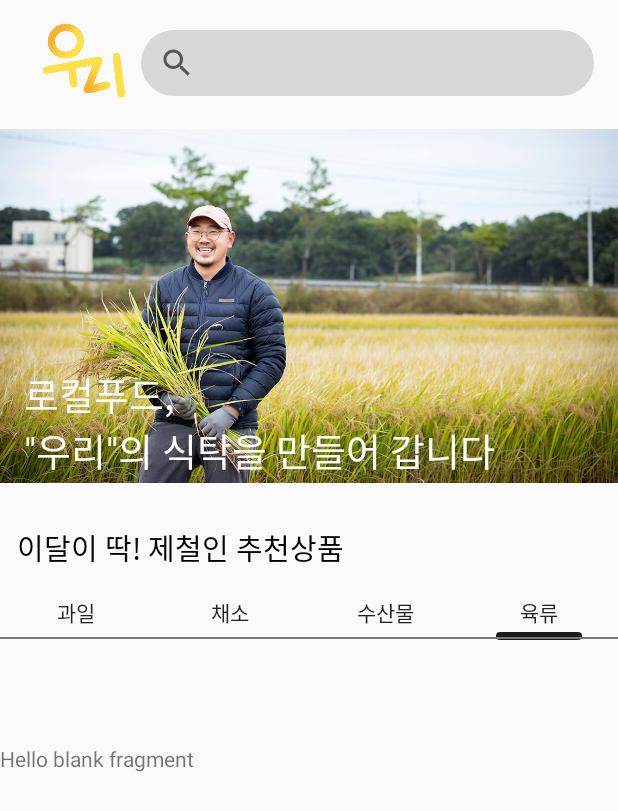
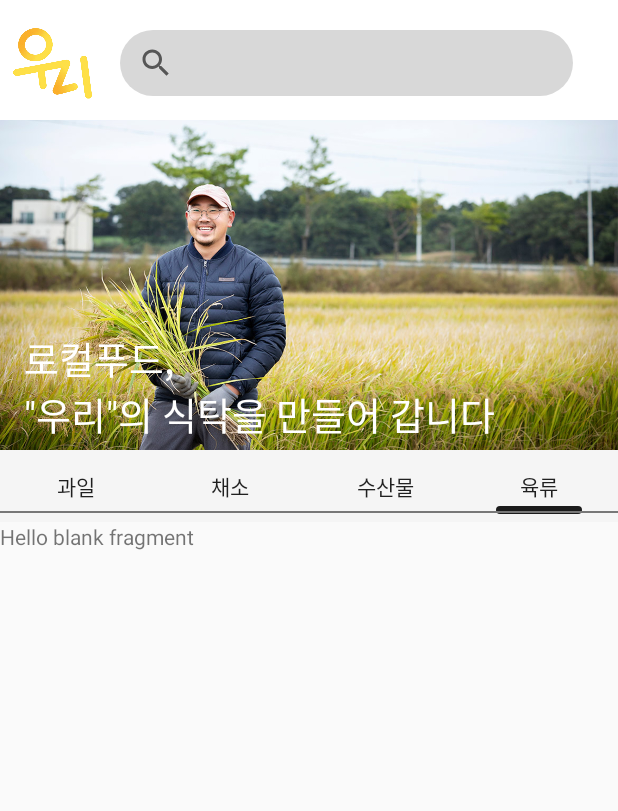
Before and after one commit to juhun0617/localfoodoasis, an Android app built with Jetpack Compose: the screen it shows after launch (MainActivity), after a tap on "육류", on a phone screen of 412 x 824 dp. Shown: the top 811 px of the screen. Run offline under Robolectric (Android 15) with nearby library versions, the light colour scheme and no system bars.

Commit message:
메인화면 스크롤 되면서 메뉴는 살리도록 변경

```diff
--- a/app/src/main/java/com/example/localfoodoasis/MainActivity.java
+++ b/app/src/main/java/com/example/localfoodoasis/MainActivity.java
@@ -22,10 +22,21 @@ public class MainActivity extends AppCompatActivity {
         super.onCreate(savedInstanceState);
         setContentView(R.layout.activity_main);
 
+        findViewById(R.id.logoBack).bringToFront();
+        findViewById(R.id.imageView2).bringToFront();
+        findViewById(R.id.searchView2).bringToFront();
+
+
+
+
+
         fruitFragment = new FruitFragment();
         vegetableFragment = new VegetableFragment();
         seafoodFragment = new SeafoodFragment();
         meatFragment = new MeatFragment();
+
+
+
 
         if (savedInstanceState == null){
             getSupportFragmentManager().beginTransaction().replace(R.id.container, fruitFragment).commit();
--- a/app/src/main/res/layout/activity_main.xml
+++ b/app/src/main/res/layout/activity_main.xml
@@ -2,30 +2,28 @@
 <androidx.constraintlayout.widget.ConstraintLayout xmlns:android="http://schemas.android.com/apk/res/android"
     xmlns:app="http://schemas.android.com/apk/res-auto"
     xmlns:tools="http://schemas.android.com/tools"
-    android:id="@+id/linearLayout"
     android:layout_width="match_parent"
     android:layout_height="match_parent"
-    android:background="#A53D3D"
-    android:backgroundTint="#00C82626"
-    tools:context=".MainActivity">
+    tools:context=".MainActivity2">
 
-    <ImageView
-        android:id="@+id/imageView"
-        android:layout_width="412dp"
-        android:layout_height="360dp"
-        android:layout_marginTop="24dp"
-        android:alpha="1"
-        app:layout_constraintEnd_toEndOf="parent"
-        app:layout_constraintHorizontal_bias="0.0"
-        app:layout_constraintStart_toStartOf="parent"
-        app:layout_constraintTop_toTopOf="parent"
-        app:srcCompat="@drawable/mainimage" />
+
+
+    <com.google.android.material.circularreveal.coordinatorlayout.CircularRevealCoordinatorLayout
+        android:layout_width="match_parent"
+        android:layout_height="match_parent">
+
+        <View
+            android:id="@+id/logoBack"
+            android:layout_width="match_parent"
+            android:layout_height="80dp"
+            android:background="#FFFFFF"></View>
 
         <SearchView
             android:id="@+id/searchView2"
             android:layout_width="302dp"
             android:layout_height="44dp"
             android:layout_marginTop="20dp"
+            android:layout_marginStart="80dp"
             android:background="@drawable/searchview_background"
             app:layout_constraintBottom_toBottomOf="parent"
             app:layout_constraintEnd_toEndOf="parent"
@@ -36,28 +34,62 @@
 
         <ImageView
             android:id="@+id/imageView2"
-        android:layout_width="136dp"
-        android:layout_height="0dp"
-        android:layout_marginEnd="284dp"
-        android:layout_marginBottom="288dp"
+            android:layout_width="130dp"
+            android:layout_height="60dp"
+            android:layout_marginTop="15dp"
+            android:layout_marginStart="-25dp"
             android:adjustViewBounds="true"
             android:scaleType="centerCrop"
             app:layout_constraintBottom_toTopOf="@+id/button13"
             app:layout_constraintEnd_toEndOf="parent"
             app:srcCompat="@drawable/logo" />
 
+        <com.google.android.material.appbar.AppBarLayout
+            android:id="@+id/appBarLayout"
+            android:layout_width="match_parent"
+            android:layout_height="wrap_content"
+            android:layout_marginTop="80dp"
+            android:elevation="0dp"
+            android:stateListAnimator="@null">
+
+            <com.google.android.material.appbar.CollapsingToolbarLayout
+                android:layout_width="match_parent"
+                android:layout_height="wrap_content"
+
+                app:layout_scrollFlags="scroll|exitUntilCollapsed">
+
+                <ImageView
+                    android:id="@+id/imageView"
+                    android:layout_width="match_parent"
+                    android:layout_height="220dp"
+                    android:layout_marginTop="0dp"
+                    android:alpha="1"
+                    android:scaleType="centerCrop"
+                    app:layout_constraintEnd_toEndOf="parent"
+                    app:layout_constraintHorizontal_bias="0.0"
+                    app:layout_constraintStart_toStartOf="parent"
+                    app:layout_constraintTop_toTopOf="parent"
+                    app:srcCompat="@drawable/mainimage" />
+
                 <TextView
                     android:id="@+id/textView"
                     android:layout_width="wrap_content"
                     android:layout_height="wrap_content"
                     android:layout_marginStart="16dp"
-        android:layout_marginTop="244dp"
+                    android:layout_marginTop="140dp"
                     android:fontFamily="@font/scdream5"
                     android:text="로컬푸드,\n&quot;우리&quot;의 식탁을 만들어 갑니다"
                     android:textColor="#FFFFFF"
                     android:textSize="25dp"
                     app:layout_constraintStart_toStartOf="@+id/imageView"
                     app:layout_constraintTop_toTopOf="parent" />
+
+
+            </com.google.android.material.appbar.CollapsingToolbarLayout>
+
+            <androidx.constraintlayout.widget.ConstraintLayout
+                android:layout_width="match_parent"
+                android:layout_height="wrap_content">
 
                 <Button
                     android:id="@+id/button10"
@@ -83,7 +115,7 @@
                     app:layout_constraintEnd_toStartOf="@+id/button11"
                     app:layout_constraintHorizontal_chainStyle="spread"
                     app:layout_constraintStart_toStartOf="parent"
-        app:layout_constraintTop_toTopOf="@+id/imageView" />
+                    app:layout_constraintBaseline_toTopOf="parent"/>
 
                 <Button
                     android:id="@+id/button11"
@@ -167,46 +199,32 @@
                     app:layout_constraintHorizontal_bias="0.0"
                     app:layout_constraintStart_toStartOf="parent"
                     app:layout_constraintTop_toBottomOf="@+id/button13" />
+            </androidx.constraintlayout.widget.ConstraintLayout>
 
+        </com.google.android.material.appbar.AppBarLayout>
 
         <androidx.core.widget.NestedScrollView
             android:layout_width="match_parent"
-        android:layout_height="328dp"
-        android:layout_marginTop="32dp"
-        app:layout_constraintBottom_toBottomOf="parent"
-        app:layout_constraintEnd_toEndOf="parent"
-        app:layout_constraintHorizontal_bias="0.0"
-        app:layout_constraintStart_toStartOf="parent"
-        app:layout_constraintTop_toBottomOf="@+id/button13"
-        app:layout_constraintVertical_bias="1.0">
-
+            android:layout_height="wrap_content"
+            app:layout_behavior="@string/appbar_scrolling_view_behavior">
             <androidx.constraintlayout.widget.ConstraintLayout
                 android:id="@+id/container"
                 android:layout_width="match_parent"
                 android:layout_height="wrap_content"
-            android:layout_marginTop="0dp"
-            app:layout_constraintEnd_toEndOf="parent"
-            app:layout_constraintHorizontal_bias="1.0"
-            app:layout_constraintStart_toStartOf="parent"
-            app:layout_constraintTop_toTopOf="@+id/button13">
+                android:layout_marginTop="0dp">
+
+            </androidx.constraintlayout.widget.ConstraintLayout>
+
+        </androidx.core.widget.NestedScrollView>
+
+
+
+
+
+
+
+    </com.google.android.material.circularreveal.coordinatorlayout.CircularRevealCoordinatorLayout>
+
 
 
 </androidx.constraintlayout.widget.ConstraintLayout>
-    </androidx.core.widget.NestedScrollView>
-
-    <TextView
-        android:id="@+id/textView2"
-        android:layout_width="wrap_content"
-        android:layout_height="wrap_content"
-        android:layout_marginTop="-33dp"
-        android:text="이달이 딱! 제철인 추천상품"
-        android:textSize="19dp"
-        android:textColor="#000000"
-        android:fontFamily="@font/scdream5"
-        app:layout_constraintEnd_toEndOf="parent"
-        app:layout_constraintHorizontal_bias="0.059"
-        app:layout_constraintStart_toStartOf="parent"
-        app:layout_constraintTop_toBottomOf="@+id/imageView" />
-
-
-</androidx.constraintlayout.widget.ConstraintLayout>
--- a/app/src/main/res/layout/activity_main2.xml
+++ b/app/src/main/res/layout/activity_main2.xml
@@ -109,7 +109,7 @@
                     app:layout_constraintEnd_toStartOf="@+id/button11"
                     app:layout_constraintHorizontal_chainStyle="spread"
                     app:layout_constraintStart_toStartOf="parent"
-                    app:layout_constraintTop_toTopOf="@+id/imageView" />
+                    app:layout_constraintBaseline_toTopOf="parent"/>
 
                 <Button
                     android:id="@+id/button11"
```
Lines whose indentation alone changed are shown as unchanged.
